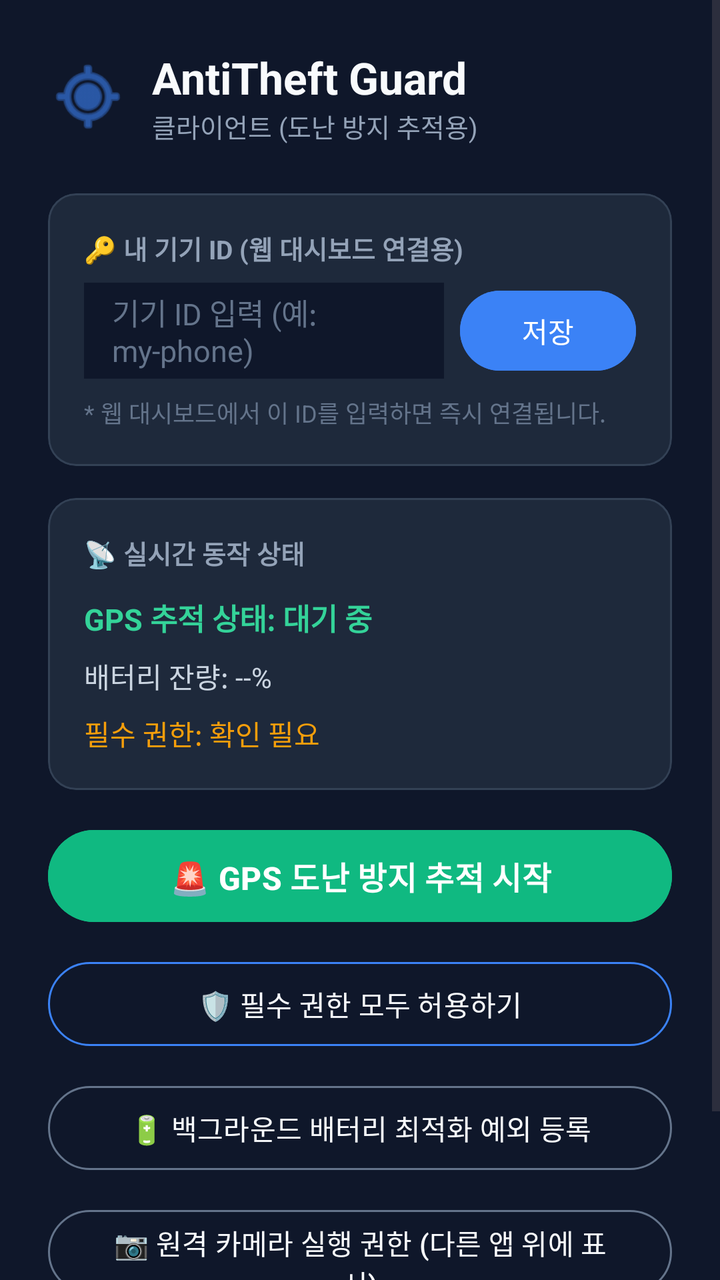
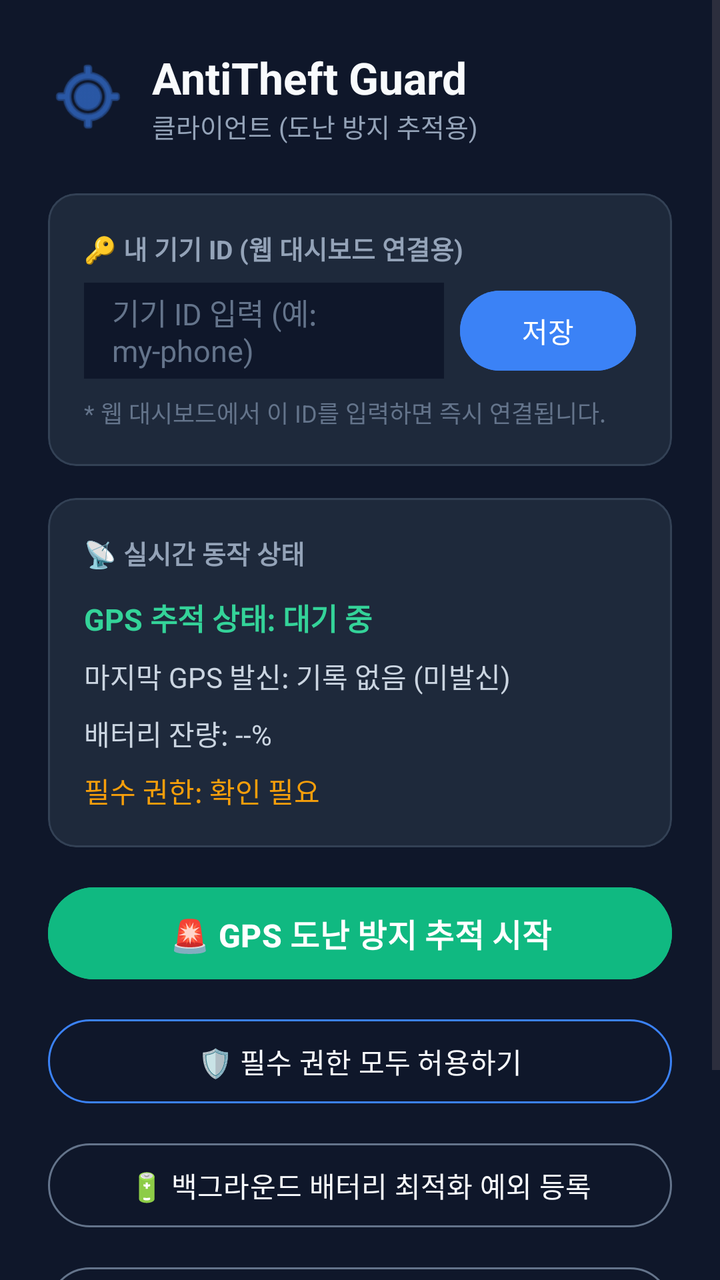

Before-and-after screenshots of an Android layout around one commit, followed by the original layout XML and the change that was made.
<!-- AndroidManifest.xml: application theme Theme.AntiTheftGuard -->
<!-- res/layout/activity_main.xml -->
<?xml version="1.0" encoding="utf-8"?>
<ScrollView xmlns:android="http://schemas.android.com/apk/res/android"
    xmlns:app="http://schemas.android.com/apk/res-auto"
    android:layout_width="match_parent"
    android:layout_height="match_parent"
    android:fillViewport="true"
    android:background="#0F172A">

    <LinearLayout
        android:layout_width="match_parent"
        android:layout_height="wrap_content"
        android:orientation="vertical"
        android:padding="24dp">

        
        <LinearLayout
            android:layout_width="match_parent"
            android:layout_height="wrap_content"
            android:orientation="horizontal"
            android:gravity="center_vertical"
            android:layout_marginBottom="24dp">

            <ImageView
                android:layout_width="40dp"
                android:layout_height="40dp"
                android:src="@android:drawable/ic_menu_mylocation"
                app:tint="#3B82F6"
                android:layout_marginEnd="12dp" />

            <LinearLayout
                android:layout_width="wrap_content"
                android:layout_height="wrap_content"
                android:orientation="vertical">

                <TextView
                    android:layout_width="wrap_content"
                    android:layout_height="wrap_content"
                    android:text="AntiTheft Guard"
                    android:textColor="#F8FAFC"
                    android:textSize="22sp"
                    android:textStyle="bold" />

                <TextView
                    android:layout_width="wrap_content"
                    android:layout_height="wrap_content"
                    android:text="클라이언트 (도난 방지 추적용)"
                    android:textColor="#94A3B8"
                    android:textSize="13sp" />
            </LinearLayout>
        </LinearLayout>

        
        <com.google.android.material.card.MaterialCardView
            android:layout_width="match_parent"
            android:layout_height="wrap_content"
            app:cardBackgroundColor="#1E293B"
            app:strokeColor="#334155"
            app:strokeWidth="1dp"
            app:cardCornerRadius="14dp"
            android:layout_marginBottom="16dp">

            <LinearLayout
                android:layout_width="match_parent"
                android:layout_height="wrap_content"
                android:orientation="vertical"
                android:padding="18dp">

                <TextView
                    android:layout_width="wrap_content"
                    android:layout_height="wrap_content"
                    android:text="🔑 내 기기 ID (웹 대시보드 연결용)"
                    android:textColor="#94A3B8"
                    android:textSize="13sp"
                    android:textStyle="bold"
                    android:layout_marginBottom="8dp" />

                <LinearLayout
                    android:layout_width="match_parent"
                    android:layout_height="wrap_content"
                    android:orientation="horizontal"
                    android:gravity="center_vertical">

                    <EditText
                        android:id="@+id/etDeviceId"
                        android:layout_width="0dp"
                        android:layout_height="48dp"
                        android:layout_weight="1"
                        android:background="#0F172A"
                        android:paddingHorizontal="14dp"
                        android:textColor="#F8FAFC"
                        android:textSize="15sp"
                        android:hint="기기 ID 입력 (예: my-phone)"
                        android:textColorHint="#64748B"
                        android:layout_marginEnd="8dp" />

                    <Button
                        android:id="@+id/btnSaveDeviceId"
                        android:layout_width="wrap_content"
                        android:layout_height="48dp"
                        android:text="저장"
                        android:backgroundTint="#3B82F6"
                        android:textColor="#FFFFFF" />
                </LinearLayout>

                <TextView
                    android:layout_width="wrap_content"
                    android:layout_height="wrap_content"
                    android:text="* 웹 대시보드에서 이 ID를 입력하면 즉시 연결됩니다."
                    android:textColor="#64748B"
                    android:textSize="12sp"
                    android:layout_marginTop="8dp" />
            </LinearLayout>
        </com.google.android.material.card.MaterialCardView>

        
        <com.google.android.material.card.MaterialCardView
            android:layout_width="match_parent"
            android:layout_height="wrap_content"
            app:cardBackgroundColor="#1E293B"
            app:strokeColor="#334155"
            app:strokeWidth="1dp"
            app:cardCornerRadius="14dp"
            android:layout_marginBottom="16dp">

            <LinearLayout
                android:layout_width="match_parent"
                android:layout_height="wrap_content"
                android:orientation="vertical"
                android:padding="18dp">

                <TextView
                    android:layout_width="wrap_content"
                    android:layout_height="wrap_content"
                    android:text="📡 실시간 동작 상태"
                    android:textColor="#94A3B8"
                    android:textSize="13sp"
                    android:textStyle="bold"
                    android:layout_marginBottom="12dp" />

                <TextView
                    android:id="@+id/tvDeviceStatus"
                    android:layout_width="match_parent"
                    android:layout_height="wrap_content"
                    android:text="GPS 추적 상태: 대기 중"
                    android:textColor="#34D399"
                    android:textSize="15sp"
                    android:textStyle="bold"
                    android:layout_marginBottom="8dp" />

                <TextView
                    android:id="@+id/tvBatteryStatus"
                    android:layout_width="match_parent"
                    android:layout_height="wrap_content"
                    android:text="배터리 잔량: --%"
                    android:textColor="#CBD5E1"
                    android:textSize="14sp"
                    android:layout_marginBottom="8dp" />

                <TextView
                    android:id="@+id/tvPermissionsStatus"
                    android:layout_width="match_parent"
                    android:layout_height="wrap_content"
                    android:text="필수 권한: 확인 필요"
                    android:textColor="#F59E0B"
                    android:textSize="14sp" />
            </LinearLayout>
        </com.google.android.material.card.MaterialCardView>

        
        <Button
            android:id="@+id/btnToggleService"
            android:layout_width="match_parent"
            android:layout_height="54dp"
            android:text="🚨 GPS 도난 방지 추적 시작"
            android:textSize="16sp"
            android:textStyle="bold"
            android:backgroundTint="#10B981"
            android:textColor="#FFFFFF"
            android:layout_marginBottom="12dp" />

        
        <Button
            android:id="@+id/btnRequestPermissions"
            android:layout_width="match_parent"
            android:layout_height="50dp"
            android:text="🛡️ 필수 권한 모두 허용하기"
            android:textColor="#F8FAFC"
            app:strokeColor="#3B82F6"
            app:strokeWidth="1dp"
            style="?attr/materialButtonOutlinedStyle"
            android:layout_marginBottom="12dp" />

        
        <Button
            android:id="@+id/btnBatteryOptimization"
            android:layout_width="match_parent"
            android:layout_height="50dp"
            android:text="🔋 백그라운드 배터리 최적화 예외 등록"
            android:textColor="#F8FAFC"
            app:strokeColor="#64748B"
            app:strokeWidth="1dp"
            style="?attr/materialButtonOutlinedStyle"
            android:layout_marginBottom="12dp" />

        
        <Button
            android:id="@+id/btnOverlayPermission"
            android:layout_width="match_parent"
            android:layout_height="50dp"
            android:text="📷 원격 카메라 실행 권한 (다른 앱 위에 표시)"
            android:textColor="#F8FAFC"
            app:strokeColor="#64748B"
            app:strokeWidth="1dp"
            style="?attr/materialButtonOutlinedStyle" />

        
        <Button
            android:id="@+id/btnHideNotification"
            android:layout_width="match_parent"
            android:layout_height="50dp"
            android:text="🔕 상단 지속 알림 끄기 (스텔스 모드 설정)"
            android:textColor="#F8FAFC"
            app:strokeColor="#64748B"
            app:strokeWidth="1dp"
            style="?attr/materialButtonOutlinedStyle"
            android:layout_marginTop="12dp" />

    </LinearLayout>
</ScrollView>
<!-- resources referenced by this layout -->
<resources>
  <style name="Theme.AntiTheftGuard" parent="Theme.Material3.DayNight.NoActionBar" />
</resources>

<!-- the commit's change to res/layout/activity_main.xml (unified diff, before → after) -->
@@ -148,6 +148,15 @@
                     android:layout_marginBottom="8dp" />
 
                 <TextView
+                    android:id="@+id/tvLastGpsSent"
+                    android:layout_width="match_parent"
+                    android:layout_height="wrap_content"
+                    android:text="마지막 GPS 발신: 기록 없음 (미발신)"
+                    android:textColor="#CBD5E1"
+                    android:textSize="14sp"
+                    android:layout_marginBottom="8dp" />
+
+                <TextView
                     android:id="@+id/tvBatteryStatus"
                     android:layout_width="match_parent"
                     android:layout_height="wrap_content"
